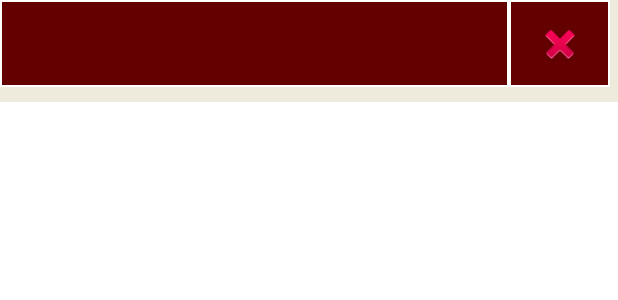
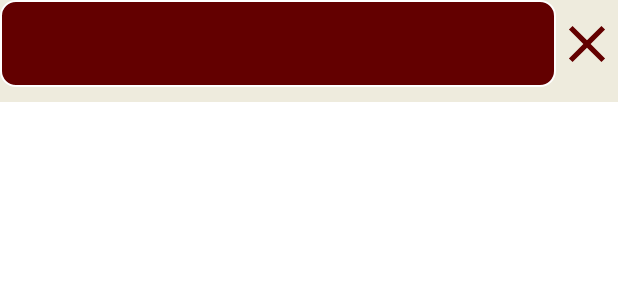
Before and after one commit to ClaudiuVisan/Whist_Score_Table, an Android app: the layout game_row.xml on its own in the app's theme, with its tools: preview values and no code run, on a phone screen of 412 x 824 dp. Shown: the top 300 px of the screen. Run offline under Robolectric (Android 15) with nearby library versions, the phone set to English and light mode, and no system bars.

Commit message:
Dimensionare corecta

```diff
--- a/app/src/main/res/drawable/border.xml
+++ b/app/src/main/res/drawable/border.xml
@@ -2,6 +2,6 @@
 <shape xmlns:android="http://schemas.android.com/apk/res/android" android:shape="rectangle" >
     <solid android:color="@color/rosu_inchis" />
     <stroke android:width="1dip" android:color="@color/white"/>
-    <corners android:radius="0dp"/>
+    <corners android:radius="10dp"/>
     <padding android:bottom="10dp" android:left="10dp" android:right="10dp" android:top="10dp"/>
 </shape>
--- /dev/null
+++ b/app/src/main/res/drawable/clear_icon.xml
@@ -0,0 +1,5 @@
+<vector android:height="41dp" android:tint="#630000"
+    android:viewportHeight="24" android:viewportWidth="24"
+    android:width="41dp" xmlns:android="http://schemas.android.com/apk/res/android">
+    <path android:fillColor="@android:color/white" android:pathData="M19,6.41L17.59,5 12,10.59 6.41,5 5,6.41 10.59,12 5,17.59 6.41,19 12,13.41 17.59,19 19,17.59 13.41,12z"/>
+</vector>
--- a/app/src/main/res/drawable/save_icon.xml
+++ b/app/src/main/res/drawable/save_icon.xml
@@ -1,6 +1,6 @@
 <vector xmlns:android="http://schemas.android.com/apk/res/android"
-    android:width="24dp"
-    android:height="24dp"
+    android:width="41dp"
+    android:height="41dp"
     android:viewportWidth="24"
     android:viewportHeight="24"
     android:tint="?attr/colorControlNormal">
--- a/app/src/main/res/layout/activity_score.xml
+++ b/app/src/main/res/layout/activity_score.xml
@@ -57,6 +57,7 @@
         tools:layout_editor_absoluteY="633dp" />
 
     <ImageButton
+        android:background="@color/bej"
         android:id="@+id/saveButton"
         android:layout_width="wrap_content"
         android:layout_height="wrap_content"
--- a/app/src/main/res/layout/game_row.xml
+++ b/app/src/main/res/layout/game_row.xml
@@ -10,20 +10,20 @@
 
     <TextView
         android:id="@+id/gameName"
-        android:layout_width="339dp"
+        android:layout_width="0dp"
         android:layout_height="wrap_content"
         android:background="@drawable/border"
         android:textAlignment="center"
         android:textColor="@color/white"
-        android:textSize="28sp" />
+        android:textSize="28sp"
+        android:layout_weight="1"/>
+
 
     <ImageButton
         android:id="@+id/deleteSave"
-        android:layout_width="67dp"
+        android:layout_width="wrap_content"
         android:layout_height="match_parent"
-        android:background="@drawable/border"
-        app:srcCompat="@android:drawable/ic_delete"
-
-        />
+        android:background="@color/bej"
+        app:srcCompat="@drawable/clear_icon" />
 
 </LinearLayout>
```
